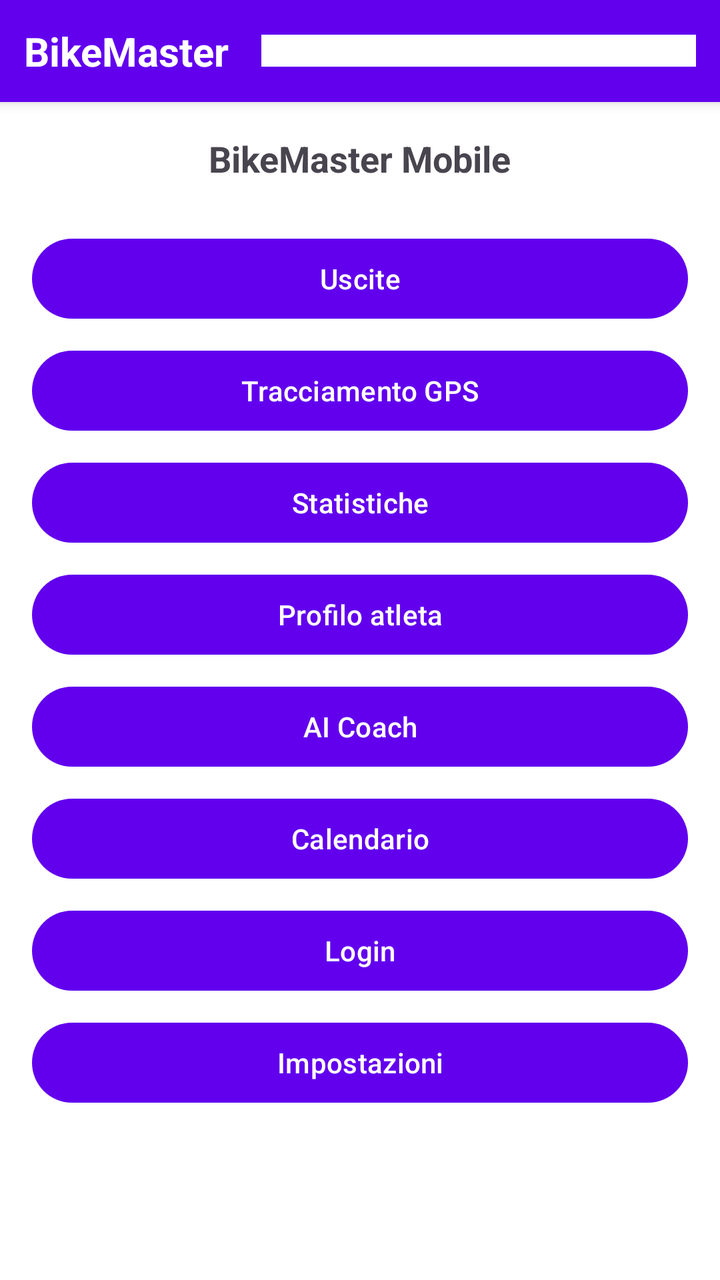
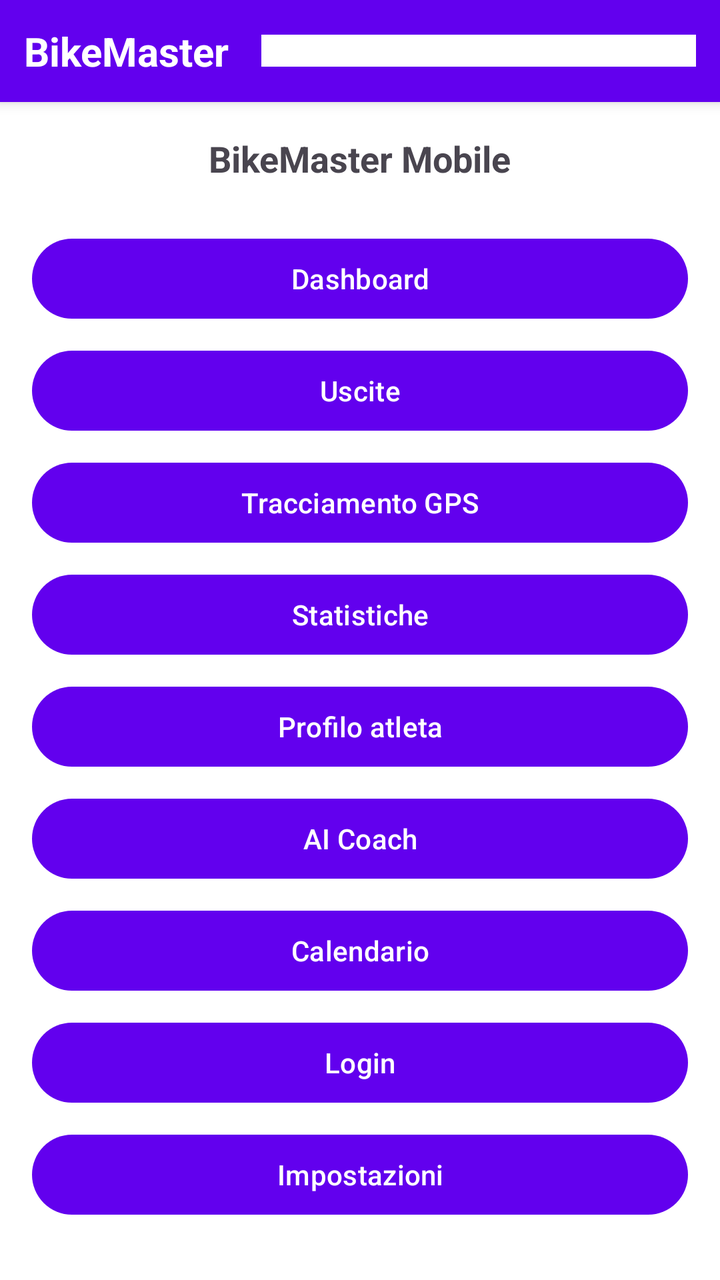

Compare the two renders of this Android layout. The source of the first and the diff that turns it into the second are given below.
<!-- AndroidManifest.xml: application theme AppTheme -->
<!-- res/layout/activity_main.xml -->
<?xml version="1.0" encoding="utf-8"?>
<LinearLayout xmlns:android="http://schemas.android.com/apk/res/android"
    android:layout_width="match_parent"
    android:layout_height="match_parent"
    android:orientation="vertical"
    android:background="@android:color/white">

    <LinearLayout
        android:layout_width="match_parent"
        android:layout_height="wrap_content"
        android:orientation="horizontal"
        android:gravity="center_vertical"
        android:padding="12dp"
        android:background="?attr/colorPrimary"
        android:elevation="4dp">

        <TextView
            android:layout_width="wrap_content"
            android:layout_height="wrap_content"
            android:text="@string/app_name"
            android:textColor="@android:color/white"
            android:textSize="20sp"
            android:textStyle="bold"
            android:layout_weight="0" />

        <Spinner
            android:id="@+id/nav_spinner"
            android:layout_width="0dp"
            android:layout_height="wrap_content"
            android:layout_marginStart="16dp"
            android:layout_weight="1"
            android:background="@android:color/white"
            android:padding="8dp"
            android:spinnerMode="dropdown" />
    </LinearLayout>

    <ScrollView
        android:layout_width="match_parent"
        android:layout_height="match_parent"
        android:padding="16dp">

        <LinearLayout
            android:layout_width="match_parent"
            android:layout_height="wrap_content"
            android:orientation="vertical"
            android:gravity="center_horizontal">

            <TextView
                android:layout_width="wrap_content"
                android:layout_height="wrap_content"
                android:text="BikeMaster Mobile"
                android:textSize="18sp"
                android:textStyle="bold"
                android:layout_marginBottom="24dp" />

            <Button
                android:id="@+id/btn_rides"
                android:layout_width="match_parent"
                android:layout_height="wrap_content"
                android:text="@string/rides"
                android:layout_marginBottom="8dp" />

            <Button
                android:id="@+id/btn_tracking"
                android:layout_width="match_parent"
                android:layout_height="wrap_content"
                android:text="@string/tracking"
                android:layout_marginBottom="8dp" />

            <Button
                android:id="@+id/btn_stats"
                android:layout_width="match_parent"
                android:layout_height="wrap_content"
                android:text="@string/statistics"
                android:layout_marginBottom="8dp" />

            <Button
                android:id="@+id/btn_athlete"
                android:layout_width="match_parent"
                android:layout_height="wrap_content"
                android:text="@string/profile"
                android:layout_marginBottom="8dp" />

            <Button
                android:id="@+id/btn_coach"
                android:layout_width="match_parent"
                android:layout_height="wrap_content"
                android:text="@string/coach"
                android:layout_marginBottom="8dp" />

            <Button
                android:id="@+id/btn_calendar"
                android:layout_width="match_parent"
                android:layout_height="wrap_content"
                android:text="@string/calendar"
                android:layout_marginBottom="8dp" />

            <Button
                android:id="@+id/btn_login"
                android:layout_width="match_parent"
                android:layout_height="wrap_content"
                android:text="@string/login"
                android:layout_marginBottom="8dp" />

            <Button
                android:id="@+id/btn_settings"
                android:layout_width="match_parent"
                android:layout_height="wrap_content"
                android:text="@string/settings"
                android:layout_marginBottom="8dp" />

        </LinearLayout>
    </ScrollView>

</LinearLayout>
<!-- resources referenced by this layout -->
<resources>
  <string name="app_name">BikeMaster</string>
  <string name="calendar">Calendario</string>
  <string name="coach">AI Coach</string>
  <string name="login">Login</string>
  <string name="profile">Profilo atleta</string>
  <string name="rides">Uscite</string>
  <string name="settings">Impostazioni</string>
  <string name="statistics">Statistiche</string>
  <string name="tracking">Tracciamento GPS</string>
  <style name="AppTheme" parent="Base.Theme.BikeMaster" />
  <style name="Base.Theme.BikeMaster" parent="Theme.Material3.DayNight.NoActionBar">
          <item name="colorPrimary">@color/purple_500</item>
          <item name="colorPrimaryVariant">@color/purple_700</item>
          <item name="colorOnPrimary">@color/white</item>
          <item name="colorSecondary">@color/teal_200</item>
          <item name="colorSecondaryVariant">@color/teal_700</item>
          <item name="android:statusBarColor" tools:targetApi="l">?attr/colorPrimaryVariant</item>
      </style>
  <color name="purple_500">#FF6200EE</color>
  <color name="purple_700">#FF3700B3</color>
  <color name="white">#FFFFFFFF</color>
  <color name="teal_200">#FF03DAC5</color>
  <color name="teal_700">#FF018786</color>
</resources>

<!-- the commit's change to res/layout/activity_main.xml (unified diff, before → after) -->
@@ -52,6 +52,13 @@
                 android:textSize="18sp"
                 android:textStyle="bold"
                 android:layout_marginBottom="24dp" />
+
+            <Button
+                android:id="@+id/btn_dashboard"
+                android:layout_width="match_parent"
+                android:layout_height="wrap_content"
+                android:text="Dashboard"
+                android:layout_marginBottom="8dp" />
 
             <Button
                 android:id="@+id/btn_rides"
